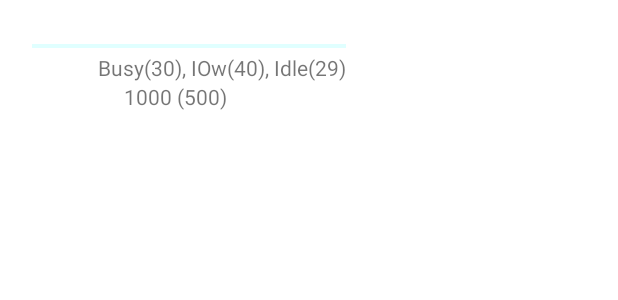
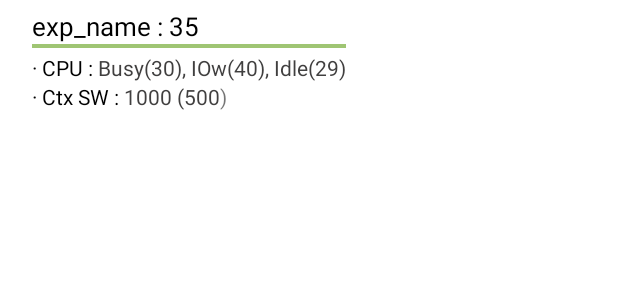
Before and after one commit to kshhub/BenchMark, an Android app: the layout lastlistitem.xml on its own in the app's theme, with its tools: preview values and no code run, on a phone screen of 412 x 824 dp. Shown: the top 300 px of the screen. Run offline under Robolectric (Android 15) with nearby library versions, the phone set to English and light mode, and no system bars.

Commit message:
Readability_1

```diff
--- a/app/src/main/java/esos/MobiBench/DialogActivity.kt
+++ b/app/src/main/java/esos/MobiBench/DialogActivity.kt
@@ -3,7 +3,6 @@ package esos.MobiBench
 import android.annotation.TargetApi
 import android.app.Activity
 import android.content.SharedPreferences
-import android.graphics.Bitmap
 import android.net.ConnectivityManager
 import android.os.Build
 import android.os.Bundle
@@ -37,6 +36,7 @@ class DialogActivity : Activity() {
             ViewGroup.LayoutParams.FILL_PARENT,
             ViewGroup.LayoutParams.FILL_PARENT
         )
+
         list = DataListView(this)
 
 
@@ -106,6 +106,7 @@ class DialogActivity : Activity() {
         list!!.setAdapter(adapter)
         setContentView(list, params)
         window.setFeatureInt(Window.FEATURE_CUSTOM_TITLE, R.layout.custome_title)
+        window.setBackgroundDrawableResource(R.color.white)
         val cm = getSystemService(CONNECTIVITY_SERVICE) as ConnectivityManager
         var ni = cm.getNetworkInfo(ConnectivityManager.TYPE_WIFI)
         isWifiAvail = ni!!.isAvailable
--- a/app/src/main/res/drawable/custom_button.xml
+++ b/app/src/main/res/drawable/custom_button.xml
@@ -12,5 +12,5 @@
         android:color="#76ff03"/>
     <gradient
         android:startColor="#B5E61D"
-        android:endColor="#F1FBD5"/>
+        android:endColor="#CFE881"/>
 </shape>
--- a/app/src/main/res/layout/lastlistitem.xml
+++ b/app/src/main/res/layout/lastlistitem.xml
@@ -36,14 +36,14 @@
 					android:layout_width="wrap_content"
 					android:layout_height="wrap_content"
 					android:text="exp_name"
-					android:textColor="#ffffff"
+					android:textColor="#000000"
 					android:textSize="17dip"></TextView>
 
 				<TextView
 					android:layout_width="wrap_content"
 					android:layout_height="wrap_content"
 					android:text=" : "
-					android:textColor="#ffffff"
+					android:textColor="#000000"
 					android:textSize="17dip"></TextView>
 
 				<TextView
@@ -51,7 +51,7 @@
 					android:layout_width="wrap_content"
 					android:layout_height="wrap_content"
 					android:text="35"
-					android:textColor="#ffffff"
+					android:textColor="#000000"
 					android:textSize="17dip"></TextView>
 			</LinearLayout>
 
@@ -59,7 +59,7 @@
 				android:layout_width="fill_parent"
 				android:layout_height="wrap_content"
 				android:layout_marginBottom="3dip"
-				android:background="#E0FFFF"
+				android:background="#9FC573"
 				android:text=" "
 				android:textSize="1dp"></TextView>
 
@@ -72,54 +72,62 @@
 					android:layout_width="wrap_content"
 					android:layout_height="wrap_content"
 					android:text="· CPU : "
-					android:textColor="#ffffff"></TextView>
+					android:textColor="#000000"></TextView>
 
 				<TextView
 					android:id="@+id/tmp_txt1r"
 					android:layout_width="wrap_content"
 					android:layout_height="wrap_content"
-					android:text="Busy("></TextView>
+					android:text="Busy("
+					android:textColor="#403F3F"></TextView>
 
 				<TextView
 					android:id="@+id/dataItem01r"
 					android:layout_width="wrap_content"
 					android:layout_height="wrap_content"
-					android:text="30" />
+					android:text="30"
+					android:textColor="#403F3F" />
 
 				<TextView
 					android:id="@+id/tmp_txt2r"
 					android:layout_width="wrap_content"
 					android:layout_height="wrap_content"
-					android:text="), IOw("></TextView>
+					android:text="), IOw("
+					android:textColor="#403F3F"></TextView>
 
 				<TextView
 					android:id="@+id/dataItem02r"
 					android:layout_width="wrap_content"
 					android:layout_height="wrap_content"
-					android:text="40" />
+					android:text="40"
+					android:textColor="#403F3F" />
 
 				<TextView
 					android:id="@+id/tmp_txt3r"
 					android:layout_width="wrap_content"
 					android:layout_height="wrap_content"
-					android:text="), "></TextView>
+					android:text="), "
+					android:textColor="#403F3F"></TextView>
 
 				<TextView
 					android:id="@+id/tmp_txt4r"
 					android:layout_width="wrap_content"
 					android:layout_height="wrap_content"
-					android:text="Idle("></TextView>
+					android:text="Idle("
+					android:textColor="#403F3F"></TextView>
 
 				<TextView
 					android:id="@+id/dataItem03r"
 					android:layout_width="wrap_content"
 					android:layout_height="wrap_content"
-					android:text="29" />
+					android:text="29"
+					android:textColor="#403F3F" />
 
 				<TextView
 					android:layout_width="wrap_content"
 					android:layout_height="wrap_content"
-					android:text=")"></TextView>
+					android:text=")"
+					android:textColor="#403F3F"></TextView>
 
 			</LinearLayout>
 
@@ -132,24 +140,27 @@
 					android:layout_width="wrap_content"
 					android:layout_height="wrap_content"
 					android:text="· Ctx SW : "
-					android:textColor="#ffffff"></TextView>
+					android:textColor="#000000"></TextView>
 
 				<TextView
 					android:id="@+id/dataItem04r"
 					android:layout_width="wrap_content"
 					android:layout_height="wrap_content"
-					android:text="1000"></TextView>
+					android:text="1000"
+					android:textColor="#403F3F"></TextView>
 
 				<TextView
 					android:layout_width="wrap_content"
 					android:layout_height="wrap_content"
-					android:text=" ("></TextView>
+					android:text=" ("
+					android:textColor="#403F3F"></TextView>
 
 				<TextView
 					android:id="@+id/dataItem05r"
 					android:layout_width="wrap_content"
 					android:layout_height="wrap_content"
-					android:text="500"></TextView>
+					android:text="500"
+					android:textColor="#403F3F"></TextView>
 
 				<TextView
 					android:layout_width="wrap_content"
```
